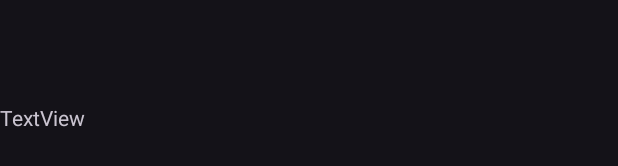
After one commit to SFarhatComp/AlcoholSensor, an Android app: the layout profile_recyclerview.xml on its own in the app's theme, with its tools: preview values and no code run, on a phone screen of 412 x 824 dp. The commit adds this screen. Shown: the part 462-628 px from the top of the screen. Run offline under Robolectric (Android 15) with nearby library versions, the phone set to English and light mode, and no system bars.

Commit message:
Custom Recycler view made for the list, Now the main information shows a list of all valid user, then we create a on click button that will allow us to access that profile specifically. We also need an add button which will allow the user to go add the users that we need.

```diff
--- a/app/src/main/java/com/example/applicationsprint1/database/entities/profile.java
+++ b/app/src/main/java/com/example/applicationsprint1/database/entities/profile.java
@@ -11,6 +11,8 @@ public class profile {
     @ColumnInfo(name="profile_firstname")
     public String firstName;
     @ColumnInfo(name="profile_LastName")
+    public String lastname;
+    @ColumnInfo(name="profile_gender")
     public String gender;
     @ColumnInfo(name="profile_Height")
     public int height;
@@ -19,9 +21,10 @@ public class profile {
     @ColumnInfo(name="profile_Age")
     public int age;
 
-    public profile(int profileID, String firstName, String gender, int height, int weight, int age) {
+    public profile(int profileID, String firstName,String lastname, String gender, int height, int weight, int age) {
         this.profileID = profileID;
         this.firstName = firstName;
+        this.lastname=lastname;
         this.gender = gender;
         this.height = height;
         this.weight = weight;
--- /dev/null
+++ b/app/src/main/res/layout/profile_recyclerview.xml
@@ -0,0 +1,13 @@
+<?xml version="1.0" encoding="utf-8"?>
+<FrameLayout xmlns:android="http://schemas.android.com/apk/res/android"
+    android:id="@+id/asdsad"
+    android:layout_width="match_parent"
+    android:layout_height="70dp"
+    android:layout_gravity="center_vertical">
+
+    <TextView
+        android:id="@+id/UserProfileInformation"
+        android:layout_width="match_parent"
+        android:layout_height="wrap_content"
+        android:text="TextView" />
+</FrameLayout>
```
Also changed, not shown: app/src/main/java/com/example/applicationsprint1/MainActivity.java (+19 -6 lines), app/src/main/java/com/example/applicationsprint1/ProfileRecyclerViewAdapter.java (added, +78 -0 lines).
